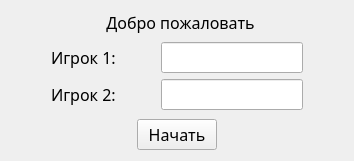
Before: the Qt Designer form BOTT/dialog.ui in EugeneYarem/BOTT, drawn with Qt 5.
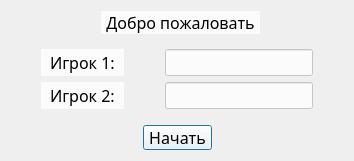
After: the same form once the commit is applied. Icons and pictures are not drawn.

Patch:
```diff
--- a/BOTT/dialog.ui
+++ b/BOTT/dialog.ui
@@ -67,6 +67,9 @@
            <pointsize>12</pointsize>
           </font>
          </property>
+         <property name="styleSheet">
+          <string notr="true">QLabel{background: rgba(255, 255, 255, 190); padding-left: 5px; padding-right: 5px}</string>
+         </property>
          <property name="text">
           <string>Добро пожаловать</string>
          </property>
@@ -143,6 +146,9 @@
                <pointsize>12</pointsize>
               </font>
              </property>
+             <property name="styleSheet">
+              <string notr="true">QLabel{background: rgba(255, 255, 255, 190); padding-left: 5px; padding-right: 5px}</string>
+             </property>
              <property name="text">
               <string>Игрок 1:</string>
              </property>
@@ -156,6 +162,9 @@
                <pointsize>12</pointsize>
               </font>
              </property>
+             <property name="styleSheet">
+              <string notr="true">QLabel{background: rgba(255, 255, 255, 190); padding-left: 5px; padding-right: 5px}</string>
+             </property>
              <property name="text">
               <string>Игрок 2:</string>
              </property>
@@ -186,6 +195,9 @@
                <pointsize>12</pointsize>
               </font>
              </property>
+             <property name="styleSheet">
+              <string notr="true">QLineEdit{background: rgba(255, 255, 255, 190); padding-left: 5px; padding-right: 5px}</string>
+             </property>
             </widget>
            </item>
            <item>
@@ -197,7 +209,7 @@
               </font>
              </property>
              <property name="styleSheet">
-              <string notr="true"/>
+              <string notr="true">QLineEdit{background: rgba(255, 255, 255, 190); padding-left: 5px; padding-right: 5px}</string>
              </property>
             </widget>
            </item>
@@ -256,9 +268,15 @@
            <pointsize>12</pointsize>
           </font>
          </property>
+         <property name="styleSheet">
+          <string notr="true">QPushButton{background: rgba(255, 255, 255, 190); padding-left: 5px; padding-right: 5px}</string>
+         </property>
          <property name="text">
           <string>Начать</string>
          </property>
+         <property name="default">
+          <bool>true</bool>
+         </property>
         </widget>
        </item>
        <item>
```
